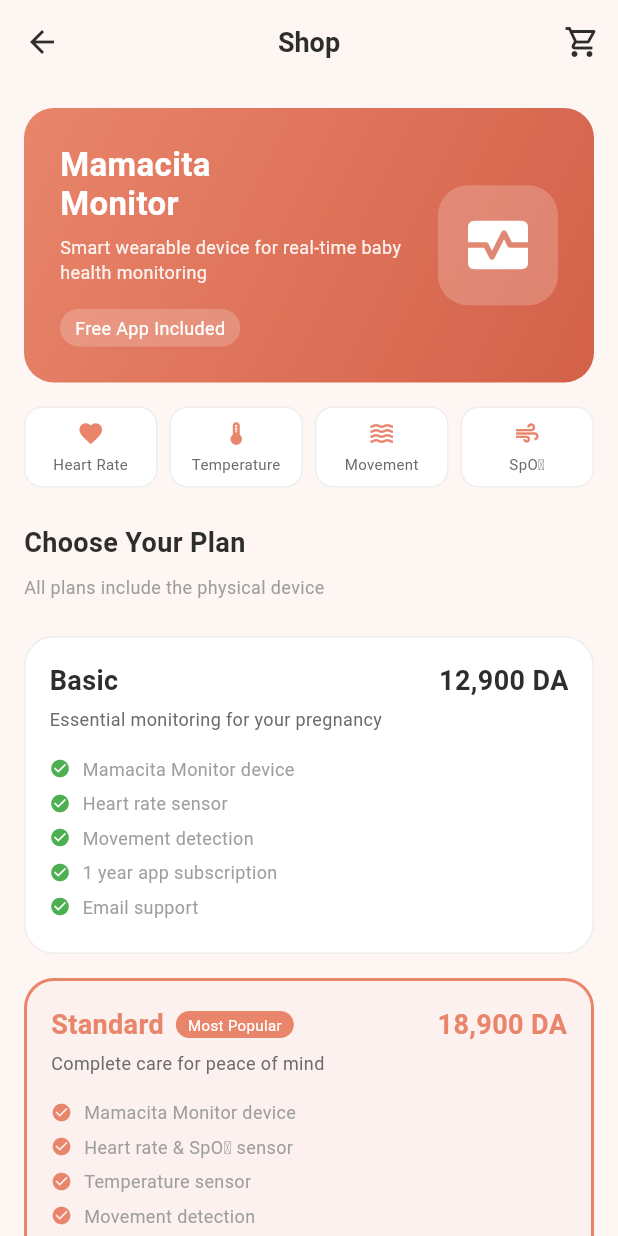
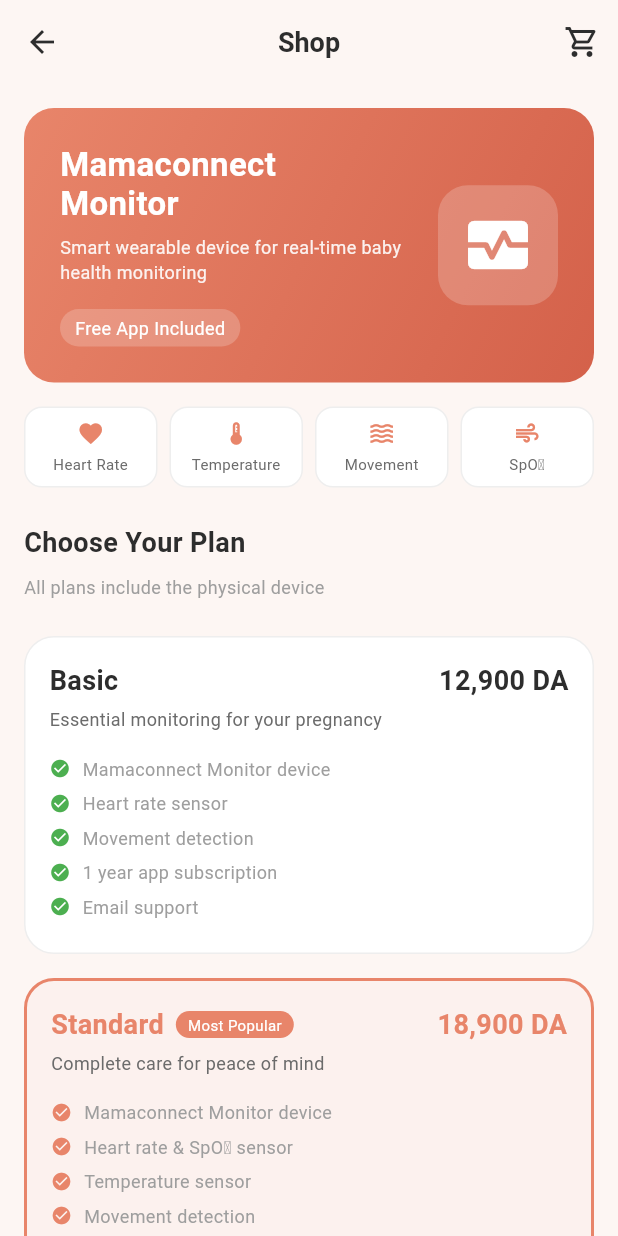
Before and after one commit to ffotm/mobile-mamaconnect, a Flutter app: the ShopScreen screen opened by its route, on a phone screen of 412 x 824 dp. Run offline on Flutter 3.47's test engine with Material 3 defaults, Android fonts, the phone set to English and light mode, and no system bars; our stand-ins replace shared_preferences; accounts and stored records are empty; Roboto replaces fonts that are missing (Poppins).

Commit message:
name tweaks

```diff
--- a/lib/main.dart
+++ b/lib/main.dart
@@ -33,7 +33,7 @@
         ChangeNotifierProvider(create: (_) => AuthProvider()),
       ],
       child: MaterialApp(
-        title: 'Mamacita',
+        title: 'Mamaconnect',
         debugShowCheckedModeBanner: false,
         theme: _buildTheme(),
         initialRoute: AppRoutes.splash,
--- a/lib/screens/alerts/alerts_screen.dart
+++ b/lib/screens/alerts/alerts_screen.dart
@@ -1,4 +1,3 @@
-// lib/screens/alerts/alerts_screen.dart
 import 'package:flutter/material.dart';
 import '../../constants/app_colors.dart';
 import '../../constants/app_text_styles.dart';
@@ -69,7 +68,7 @@
     _Alert(
       title: 'Device Battery Low',
       description:
-          'Your Mamacita Monitor battery is at 15%. Please charge it soon to avoid data gaps.',
+          'Your Mamaconnect Monitor battery is at 15%. Please charge it soon to avoid data gaps.',
       time: '2 days ago',
       severity: AlertSeverity.warning,
       icon: Icons.battery_alert,
--- a/lib/screens/bluetooth/bluetooth_screen.dart
+++ b/lib/screens/bluetooth/bluetooth_screen.dart
@@ -219,7 +219,7 @@
                       color: AppColors.primary, size: 30),
                 ),
                 const SizedBox(height: AppSpacing.md),
-                Text('Mamacita Monitor', style: AppTextStyles.heading3),
+                Text('Mamaconnect Monitor', style: AppTextStyles.heading3),
                 const SizedBox(height: AppSpacing.xs),
                 Text('Ready to connect',
                     style: AppTextStyles.bodySmall
@@ -273,7 +273,7 @@
             ),
           ),
           const SizedBox(height: AppSpacing.xl),
-          Text('Connecting to\nMamacita Monitor...',
+          Text('Connecting to\nMamaconnect Monitor...',
               textAlign: TextAlign.center, style: AppTextStyles.heading3),
           const SizedBox(height: AppSpacing.sm),
           Text('This will only take a moment', style: AppTextStyles.bodyMedium),
@@ -344,7 +344,7 @@
           const SizedBox(height: AppSpacing.lg),
           Text('Connected Successfully!', style: AppTextStyles.heading2),
           const SizedBox(height: AppSpacing.xs),
-          Text('Your Mamacita Monitor is ready to use',
+          Text('Your Mamaconnect Monitor is ready to use',
               style: AppTextStyles.bodyMedium),
           const SizedBox(height: AppSpacing.xl),
           Container(
--- a/lib/screens/monitor/monitor_screen.dart
+++ b/lib/screens/monitor/monitor_screen.dart
@@ -296,7 +296,7 @@
               const BoxDecoration(shape: BoxShape.circle, color: Colors.green),
         ),
         const SizedBox(width: 6),
-        Text('Mamacita Monitor • Connected',
+        Text('Mamaconnect Monitor • Connected',
             style:
                 AppTextStyles.bodySmall.copyWith(color: AppColors.textMedium)),
         const Spacer(),
--- a/lib/screens/shop/shop_screen.dart
+++ b/lib/screens/shop/shop_screen.dart
@@ -22,7 +22,7 @@
       priceValue: 12900,
       description: 'Essential monitoring for your pregnancy',
       features: [
-        'Mamacita Monitor device',
+        'Mamaconnect Monitor device',
         'Heart rate sensor',
         'Movement detection',
         '1 year app subscription',
@@ -36,7 +36,7 @@
       priceValue: 18900,
       description: 'Complete care for peace of mind',
       features: [
-        'Mamacita Monitor device',
+        'Mamaconnect Monitor device',
         'Heart rate & SpO₂ sensor',
         'Temperature sensor',
         'Movement detection',
@@ -52,7 +52,7 @@
       priceValue: 29900,
       description: 'Full suite with dedicated care',
       features: [
-        'Mamacita Monitor Pro device',
+        'Mamaconnect Monitor Pro device',
         'All sensors included',
         'Unlimited app subscription',
         '24/7 midwife hotline',
@@ -108,7 +108,7 @@
                     child: Column(
                       crossAxisAlignment: CrossAxisAlignment.start,
                       children: [
-                        Text('Mamacita\nMonitor',
+                        Text('Mamaconnect\nMonitor',
                             style: AppTextStyles.heading2
                                 .copyWith(color: Colors.white, height: 1.2)),
                         const SizedBox(height: AppSpacing.sm),
--- a/lib/screens/splash_screen.dart
+++ b/lib/screens/splash_screen.dart
@@ -53,7 +53,7 @@
   @override
   Widget build(BuildContext context) {
     return Scaffold(
-      backgroundColor: AppColors.background,
+      backgroundColor: const Color.fromARGB(255, 255, 255, 255),
       body: FadeTransition(
         opacity: _fadeAnimation,
         child: Center(
```
Also changed, not shown: lib/screens/auth/auth_screen.dart (+1 -10 lines), lib/screens/auth/register_screen.dart (+1 -10 lines).
